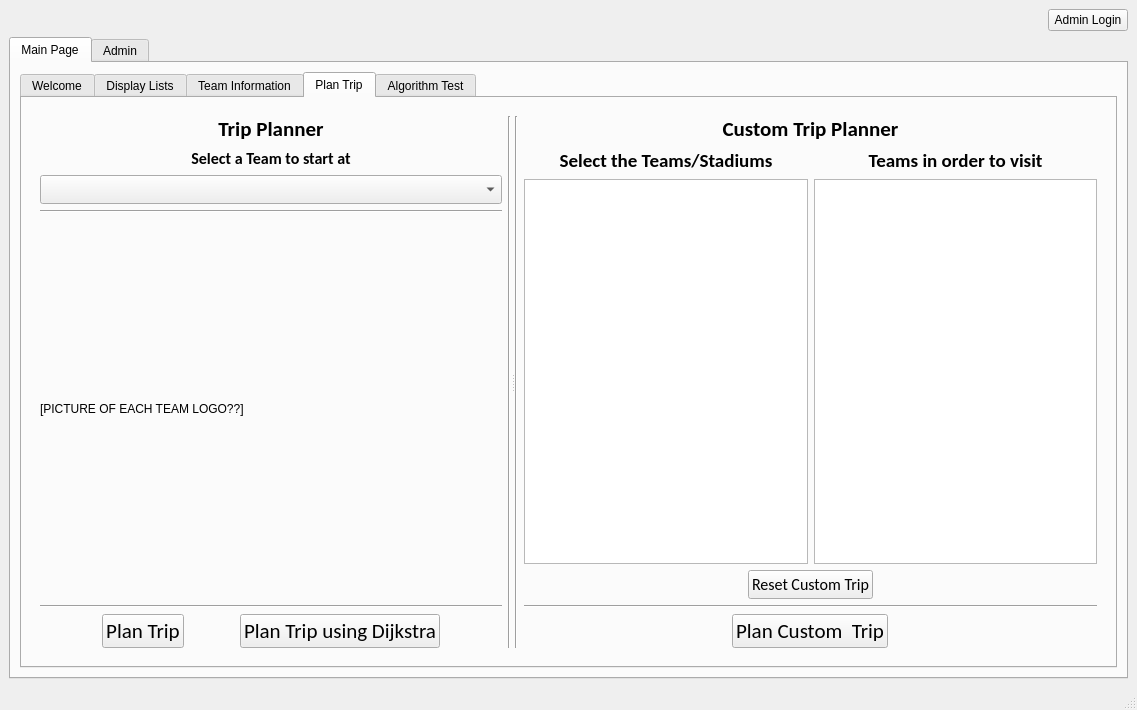
The window that mainwindow.ui (ivanma9/CSMajors-CS1D-project2) describes before a commit, drawn with Qt 5.
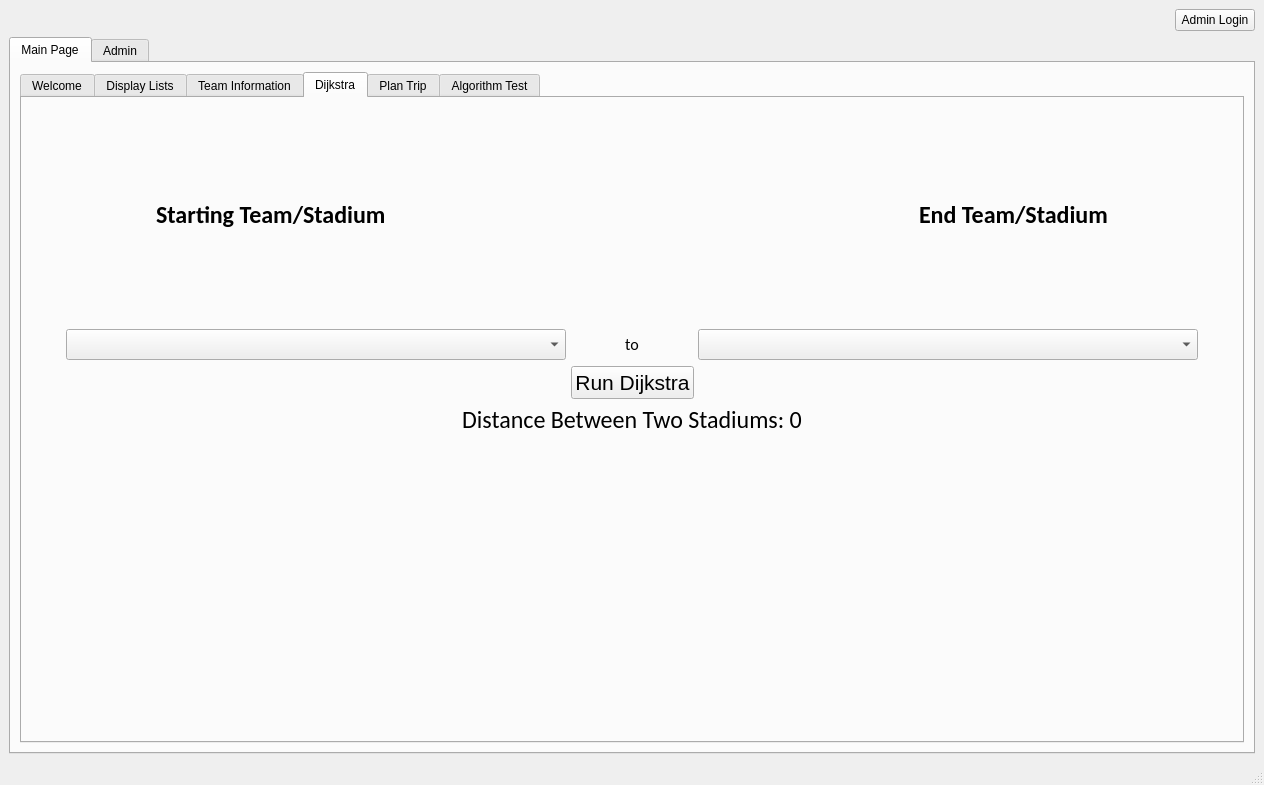
The same window after the commit. The open tabs and pages were chosen to show the change. Icons and pictures are not drawn.

Patch:
```diff
--- a/mainwindow.ui
+++ b/mainwindow.ui
@@ -6,8 +6,8 @@
    <rect>
     <x>0</x>
     <y>0</y>
-    <width>1137</width>
-    <height>710</height>
+    <width>1264</width>
+    <height>785</height>
    </rect>
   </property>
   <property name="windowTitle">
@@ -329,6 +329,288 @@
               </property>
              </widget>
             </widget>
+            <widget class="QWidget" name="tab">
+             <attribute name="title">
+              <string>Dijkstra</string>
+             </attribute>
+             <layout class="QHBoxLayout" name="horizontalLayout_27">
+              <item>
+               <layout class="QVBoxLayout" name="verticalLayout_13">
+                <item>
+                 <layout class="QVBoxLayout" name="verticalLayout_12">
+                  <item>
+                   <layout class="QHBoxLayout" name="horizontalLayout_25">
+                    <item>
+                     <spacer name="horizontalSpacer_14">
+                      <property name="orientation">
+                       <enum>Qt::Horizontal</enum>
+                      </property>
+                      <property name="sizeType">
+                       <enum>QSizePolicy::Maximum</enum>
+                      </property>
+                      <property name="sizeHint" stdset="0">
+                       <size>
+                        <width>125</width>
+                        <height>20</height>
+                       </size>
+                      </property>
+                     </spacer>
+                    </item>
+                    <item>
+                     <widget class="QLabel" name="Starting_2">
+                      <property name="font">
+                       <font>
+                        <family>Calibri</family>
+                        <pointsize>18</pointsize>
+                        <weight>75</weight>
+                        <bold>true</bold>
+                       </font>
+                      </property>
+                      <property name="text">
+                       <string>Starting Team/Stadium</string>
+                      </property>
+                     </widget>
+                    </item>
+                    <item>
+                     <spacer name="horizontalSpacer_13">
+                      <property name="orientation">
+                       <enum>Qt::Horizontal</enum>
+                      </property>
+                      <property name="sizeHint" stdset="0">
+                       <size>
+                        <width>40</width>
+                        <height>20</height>
+                       </size>
+                      </property>
+                     </spacer>
+                    </item>
+                    <item>
+                     <widget class="QLabel" name="End">
+                      <property name="font">
+                       <font>
+                        <family>Calibri</family>
+                        <pointsize>18</pointsize>
+                        <weight>75</weight>
+                        <bold>true</bold>
+                       </font>
+                      </property>
+                      <property name="text">
+                       <string>End Team/Stadium</string>
+                      </property>
+                     </widget>
+                    </item>
+                    <item>
+                     <spacer name="horizontalSpacer_15">
+                      <property name="orientation">
+                       <enum>Qt::Horizontal</enum>
+                      </property>
+                      <property name="sizeType">
+                       <enum>QSizePolicy::Maximum</enum>
+                      </property>
+                      <property name="sizeHint" stdset="0">
+                       <size>
+                        <width>125</width>
+                        <height>20</height>
+                       </size>
+                      </property>
+                     </spacer>
+                    </item>
+                   </layout>
+                  </item>
+                  <item>
+                   <layout class="QHBoxLayout" name="horizontalLayout_23">
+                    <item>
+                     <widget class="QComboBox" name="StartSelection">
+                      <property name="sizePolicy">
+                       <sizepolicy hsizetype="Maximum" vsizetype="Fixed">
+                        <horstretch>0</horstretch>
+                        <verstretch>0</verstretch>
+                       </sizepolicy>
+                      </property>
+                      <property name="maximumSize">
+                       <size>
+                        <width>500</width>
+                        <height>16777215</height>
+                       </size>
+                      </property>
+                      <property name="font">
+                       <font>
+                        <pointsize>14</pointsize>
+                       </font>
+                      </property>
+                     </widget>
+                    </item>
+                    <item>
+                     <widget class="QLabel" name="label_12">
+                      <property name="sizePolicy">
+                       <sizepolicy hsizetype="Maximum" vsizetype="Preferred">
+                        <horstretch>0</horstretch>
+                        <verstretch>0</verstretch>
+                       </sizepolicy>
+                      </property>
+                      <property name="maximumSize">
+                       <size>
+                        <width>50</width>
+                        <height>16777215</height>
+                       </size>
+                      </property>
+                      <property name="font">
+                       <font>
+                        <family>Calibri</family>
+                        <pointsize>12</pointsize>
+                       </font>
+                      </property>
+                      <property name="text">
+                       <string>to</string>
+                      </property>
+                      <property name="alignment">
+                       <set>Qt::AlignCenter</set>
+                      </property>
+                     </widget>
+                    </item>
+                    <item>
+                     <widget class="QComboBox" name="EndSelection">
+                      <property name="maximumSize">
+                       <size>
+                        <width>500</width>
+                        <height>16777215</height>
+                       </size>
+                      </property>
+                      <property name="font">
+                       <font>
+                        <pointsize>14</pointsize>
+                       </font>
+                      </property>
+                     </widget>
+                    </item>
+                   </layout>
+                  </item>
+                  <item>
+                   <layout class="QHBoxLayout" name="horizontalLayout_26">
+                    <item>
+                     <spacer name="horizontalSpacer_16">
+                      <property name="orientation">
+                       <enum>Qt::Horizontal</enum>
+                      </property>
+                      <property name="sizeHint" stdset="0">
+                       <size>
+                        <width>40</width>
+                        <height>20</height>
+                       </size>
+                      </property>
+                     </spacer>
+                    </item>
+                    <item>
+                     <widget class="QPushButton" name="run2Dijkstra">
+                      <property name="sizePolicy">
+                       <sizepolicy hsizetype="Maximum" vsizetype="Maximum">
+                        <horstretch>0</horstretch>
+                        <verstretch>0</verstretch>
+                       </sizepolicy>
+                      </property>
+                      <property name="maximumSize">
+                       <size>
+                        <width>1000</width>
+                        <height>16777215</height>
+                       </size>
+                      </property>
+                      <property name="font">
+                       <font>
+                        <pointsize>16</pointsize>
+                       </font>
+                      </property>
+                      <property name="text">
+                       <string>Run Dijkstra</string>
+                      </property>
+                     </widget>
+                    </item>
+                    <item>
+                     <spacer name="horizontalSpacer_17">
+                      <property name="orientation">
+                       <enum>Qt::Horizontal</enum>
+                      </property>
+                      <property name="sizeHint" stdset="0">
+                       <size>
+                        <width>40</width>
+                        <height>20</height>
+                       </size>
+                      </property>
+                     </spacer>
+                    </item>
+                   </layout>
+                  </item>
+                 </layout>
+                </item>
+                <item>
+                 <widget class="QLabel" name="DijkstraDistance">
+                  <property name="sizePolicy">
+                   <sizepolicy hsizetype="Preferred" vsizetype="Maximum">
+                    <horstretch>0</horstretch>
+                    <verstretch>0</verstretch>
+                   </sizepolicy>
+                  </property>
+                  <property name="font">
+                   <font>
+                    <family>Calibri</family>
+                    <pointsize>18</pointsize>
+                    <weight>50</weight>
+                    <bold>false</bold>
+                   </font>
+                  </property>
+                  <property name="text">
+                   <string>Distance Between Two Stadiums: 0</string>
+                  </property>
+                  <property name="alignment">
+                   <set>Qt::AlignCenter</set>
+                  </property>
+                 </widget>
+                </item>
+                <item>
+                 <layout class="QHBoxLayout" name="horizontalLayout_24">
+                  <item>
+                   <widget class="QLabel" name="StartLogo">
+                    <property name="sizePolicy">
+                     <sizepolicy hsizetype="Maximum" vsizetype="Maximum">
+                      <horstretch>0</horstretch>
+                      <verstretch>0</verstretch>
+                     </sizepolicy>
+                    </property>
+                    <property name="maximumSize">
+                     <size>
+                      <width>300</width>
+                      <height>300</height>
+                     </size>
+                    </property>
+                    <property name="text">
+                     <string/>
+                    </property>
+                   </widget>
+                  </item>
+                  <item>
+                   <widget class="QLabel" name="EndLogo">
+                    <property name="sizePolicy">
+                     <sizepolicy hsizetype="Maximum" vsizetype="Maximum">
+                      <horstretch>0</horstretch>
+                      <verstretch>0</verstretch>
+                     </sizepolicy>
+                    </property>
+                    <property name="maximumSize">
+                     <size>
+                      <width>300</width>
+                      <height>300</height>
+                     </size>
+                    </property>
+                    <property name="text">
+                     <string/>
+                    </property>
+                   </widget>
+                  </item>
+                 </layout>
+                </item>
+               </layout>
+              </item>
+             </layout>
+            </widget>
             <widget class="QWidget" name="PlanTripTab">
              <attribute name="title">
               <string>Plan Trip</string>
@@ -352,7 +634,7 @@
                     <property name="orientation">
                      <enum>Qt::Horizontal</enum>
                     </property>
-                    <widget class="QWidget" name="">
+                    <widget class="QWidget" name="layoutWidget">
                      <layout class="QHBoxLayout" name="horizontalLayout_18">
                       <item>
                        <layout class="QVBoxLayout" name="verticalLayout_5">
@@ -455,12 +737,15 @@
                           </property>
                           <property name="maximumSize">
                            <size>
-                            <width>400</width>
-                            <height>500</height>
+                            <width>600</width>
+                            <height>300</height>
                            </size>
                           </property>
                           <property name="text">
-                           <string>[PICTURE OF EACH TEAM LOGO??]</string>
+                           <string/>
+                          </property>
+                          <property name="scaledContents">
+                           <bool>true</bool>
                           </property>
                           <property name="wordWrap">
                            <bool>true</bool>
@@ -517,47 +802,6 @@
                             </property>
                            </widget>
                           </item>
-                          <item>
-                           <spacer name="horizontalSpacer_6">
-                            <property name="orientation">
-                             <enum>Qt::Horizontal</enum>
-                            </property>
-                            <property name="sizeType">
-                             <enum>QSizePolicy::Maximum</enum>
-                            </property>
-                            <property name="sizeHint" stdset="0">
-                             <size>
-                              <width>50</width>
-                              <height>20</height>
-                             </size>
-                            </property>
-                           </spacer>
-                          </item>
-                          <item>
-                           <widget class="QPushButton" name="PlanTripDijkstra">
-                            <property name="sizePolicy">
-                             <sizepolicy hsizetype="Minimum" vsizetype="Minimum">
-                              <horstretch>0</horstretch>
-                              <verstretch>0</verstretch>
-                             </sizepolicy>
-                            </property>
-                            <property name="maximumSize">
-                             <size>
-                              <width>300</width>
-                              <height>50</height>
-                             </size>
-                            </property>
-                            <property name="font">
-                             <font>
-                              <family>Calibri</family>
-                              <pointsize>16</pointsize>
-                             </font>
-                            </property>
-                            <property name="text">
-                             <string>Plan Trip using Dijkstra</string>
-                            </property>
-                           </widget>
-                          </item>
                           <item>
                            <spacer name="horizontalSpacer_8">
                             <property name="orientation">
@@ -584,7 +828,7 @@
                       </item>
                      </layout>
                     </widget>
-                    <widget class="QWidget" name="">
+                    <widget class="QWidget" name="layoutWidget">
                      <layout class="QHBoxLayout" name="horizontalLayout_16">
                       <item>
                        <widget class="Line" name="line_4">
@@ -1098,7 +1342,7 @@
                     <item>
                      <layout class="QHBoxLayout" name="horizontalLayout_14">
                       <item>
-                       <widget class="QLabel" name="label_12">
+                         <widget class="QLabel" name="TripLogo">
                         <property name="sizePolicy">
                          <sizepolicy hsizetype="Expanding" vsizetype="Maximum">
                           <horstretch>0</horstretch>
@@ -1107,8 +1351,8 @@
                         </property>
                         <property name="maximumSize">
                          <size>
-                          <width>200</width>
-                          <height>200</height>
+                            <width>300</width>
+                            <height>300</height>
                          </size>
                         </property>
                         <property name="text">
```
Left out of the diff: 292 changed lines with no effect on the pictures. Lines whose indentation alone changed are shown as unchanged.
